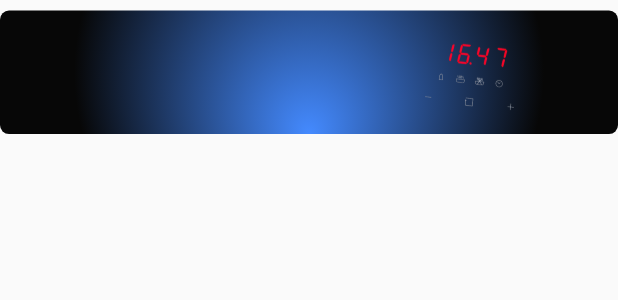
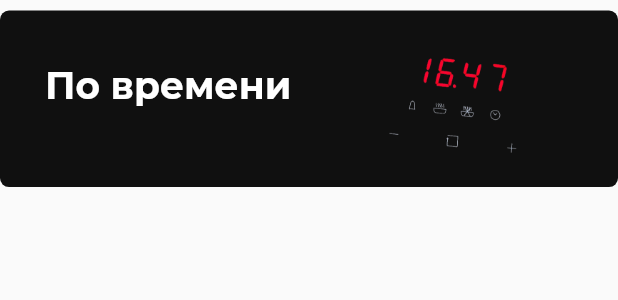
Before and after one commit to OlesiaPalchunova/voice-recipe, a Flutter app: the SetHeaderCard widget shown alone on an empty page, opened directly with sample values from the repository, on a phone screen of 412 x 824 dp. Shown: the top 300 px of the screen. Run offline on Flutter 3.47's test engine with Material 2 defaults, Android fonts, the phone set to English and light mode, and no system bars; our stand-ins replace audioplayers, flutter_local_notifications, flutter_tts, shared_preferences, speech_to_text, timezone; accounts and stored records are empty; project files that could hold a hidden picture were left out.

```diff
--- a/lib/components/set_header_card.dart
+++ b/lib/components/set_header_card.dart
@@ -5,45 +5,154 @@ import 'package:voice_recipe/model/sets_info.dart';
 
 import '../screens/set_screen.dart';
 
-class SetHeaderCard extends StatelessWidget {
-  const SetHeaderCard({
-    Key? key,
-    required this.set
-  }) : super(key: key);
+class SetHeaderCard extends StatefulWidget {
+  const SetHeaderCard({Key? key, required this.set, required this.onTap})
+      : super(key: key);
 
+  final VoidCallback onTap;
   final RecipesSet set;
+
+  @override
+  State<SetHeaderCard> createState() => _SetHeaderCardState();
+}
+
+class _SetHeaderCardState extends State<SetHeaderCard>
+    with SingleTickerProviderStateMixin {
+  late final _menuTitles = optionsResolve[widget.set.id - 1];
+  static const _initialDelayTime = Duration(milliseconds: 50);
+  static const _itemSlideTime = Duration(milliseconds: 250);
+  static const _staggerTime = Duration(milliseconds: 50);
+  static const _buttonDelayTime = Duration(milliseconds: 150);
+  static const _buttonTime = Duration(milliseconds: 300);
+  late final _animationDuration = _initialDelayTime +
+      (_staggerTime * _menuTitles.length) +
+      _buttonDelayTime +
+      _buttonTime;
+
+  late AnimationController _staggeredController;
+  final List<Interval> _itemSlideIntervals = [];
+  late Interval _buttonInterval;
+
+  @override
+  void initState() {
+    super.initState();
+    _createAnimationIntervals();
+    _staggeredController = AnimationController(
+      vsync: this,
+      duration: _animationDuration,
+    )..forward();
+  }
+
+  void _createAnimationIntervals() {
+    for (var i = 0; i < _menuTitles.length; ++i) {
+      final startTime = _initialDelayTime + (_staggerTime * i);
+      final endTime = startTime + _itemSlideTime;
+      _itemSlideIntervals.add(
+        Interval(
+          startTime.inMilliseconds / _animationDuration.inMilliseconds,
+          endTime.inMilliseconds / _animationDuration.inMilliseconds,
+        ),
+      );
+    }
+    final buttonStartTime = Duration(milliseconds: (_menuTitles.length * 50)) + _buttonDelayTime;
+    final buttonEndTime = buttonStartTime + _buttonTime;
+    _buttonInterval = Interval(
+      buttonStartTime.inMilliseconds / _animationDuration.inMilliseconds,
+      buttonEndTime.inMilliseconds / _animationDuration.inMilliseconds,
+    );
+  }
+
+  @override
+  void dispose() {
+    _staggeredController.dispose();
+    super.dispose();
+  }
+
+  List<Widget> _buildListItems() {
+    final listItems = <Widget>[];
+    for (var i = 0; i < _menuTitles.length; ++i) {
+      listItems.add(
+        AnimatedBuilder(
+          animation: _staggeredController,
+          builder: (context, child) {
+            final animationPercent = Curves.easeOut.transform(
+              _itemSlideIntervals[i].transform(_staggeredController.value),
+            );
+            final opacity = animationPercent;
+            final slideDistance = (1.0 - animationPercent) * 150;
+            return Opacity(
+              opacity: opacity,
+              child: Transform.translate(
+                offset: Offset(slideDistance, 0),
+                child: child,
+              ),
+            );
+          },
+          child: Padding(
+            padding: const EdgeInsets.symmetric(horizontal: 36.0, vertical: 16),
+            child: Text(
+              _menuTitles[i].name,
+              textAlign: TextAlign.left,
+              style: TextStyle(
+                fontSize: 24,
+                fontWeight: FontWeight.w500,
+                color: Config.iconColor()
+              ),
+            ),
+          ),
+        ),
+      );
+    }
+    return listItems;
+  }
+
+  var pressed = false;
 
   @override
   Widget build(BuildContext context) {
     return GestureDetector(
-      onTap: () {
-        _navigateToSet(context, set);
+        onTap: () => setState(() {
+              pressed = !pressed;
+            }),
+        child: AnimatedBuilder(
+          animation: _staggeredController,
+          builder: (context, child) {
+            final animationPercent = Curves.elasticOut.transform(
+                _buttonInterval.transform(_staggeredController.value));
+            final opacity = animationPercent.clamp(0.0, 1.0);
+            final scale = (animationPercent * 0.5) + 0.5;
+            return Opacity(
+              opacity: opacity,
+              child: Transform.scale(
+                scale: scale,
+                child: child,
+              ),
+            );
           },
           child: Card(
               color: Colors.white.withOpacity(0),
               elevation: 0,
               margin: const EdgeInsets.symmetric(vertical: 7),
-          child: Stack(children: [
+              child: Column(
+                children: [
+                  Stack(children: [
                     SizedBox(
-              height: Config.pageHeight(context) / 10,
+                      height: Config.pageHeight(context) / 7,
                       child: Container(
                         decoration: BoxDecoration(
-                  borderRadius: BorderRadius.circular(Config.borderRadius),
-                  gradient: const RadialGradient(
-                    colors: [Colors.blueAccent, Color(0xff070707)],
-                    radius: 1.9,
-                    focal: Alignment.bottomCenter
-                    // begin: Alignment.centerRight,
-                    // end: Alignment.centerLeft
-                  )
-                ),
+                            borderRadius:
+                                BorderRadius.circular(Config.borderRadius),
+                            color: const Color(0xff101010)),
                         child: Row(
                           children: [
-                    SizedBox(width: Config.pageWidth(context) * 2 / 3,),
+                            SizedBox(
+                              width: Config.pageWidth(context) * 0.6,
+                            ),
                             ClipRRect(
-                        borderRadius: BorderRadius.circular(Config.borderRadius),
+                                borderRadius:
+                                    BorderRadius.circular(Config.borderRadius),
                                 child: Image(
-                          image: AssetImage(set.imageUrl),
+                                  image: AssetImage(widget.set.imageUrl),
                                   // fit: BoxFit.fitWidth,
                                 )),
                           ],
@@ -54,7 +163,7 @@ class SetHeaderCard extends StatelessWidget {
                       alignment: Alignment.centerLeft,
                       padding: const EdgeInsets.fromLTRB(30, 35, 0, 50),
                       child: Text(
-                set.name,
+                        widget.set.name,
                         style: const TextStyle(
                             fontFamily: Config.fontFamilyBold,
                             fontSize: 25,
@@ -62,12 +171,19 @@ class SetHeaderCard extends StatelessWidget {
                             color: Colors.white),
                       ),
                     ),
-          ])),
-    );
+                  ]),
+                  pressed
+                      ? Column(
+                          children: _buildListItems(),
+                        )
+                      : Container()
+                ],
+              )),
+        ));
   }
 
   void _navigateToSet(BuildContext context, RecipesSet set) {
-    Navigator.of(context).push(MaterialPageRoute(
-        builder: (context) => SetScreen(set: set)));
+    Navigator.of(context)
+        .push(MaterialPageRoute(builder: (context) => SetScreen(set: set)));
   }
 }
```
Also changed, not shown: lib/components/dropdown_list_animated.dart (added, +301 -0 lines), lib/components/sidebar_menu/side_bar_menu.dart (+47 -44 lines), lib/model/sets_info.dart (+52 -1 lines), lib/screens/sets_list_screen.dart (+6 -2 lines), assets/images/sets/national.png (added). Lines whose indentation alone changed are shown as unchanged.
